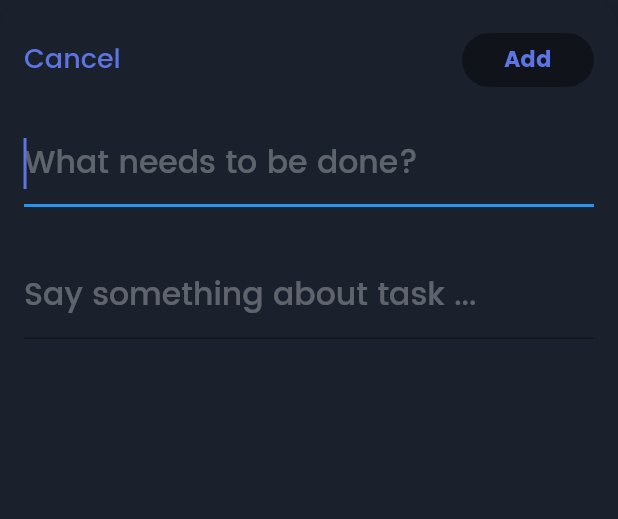
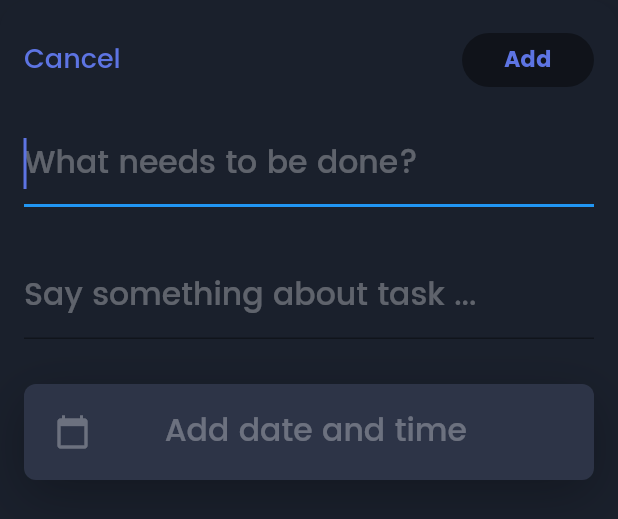
Before and after one commit to TunNandaAung/flutter-checklist, a Flutter app: the AddTodoForm widget shown alone on an empty page, opened directly with empty values, on a phone screen of 412 x 824 dp. Shown: the top 519 px of the screen. Run offline on Flutter 3.47's test engine with Material 2 defaults, Android fonts, the phone set to English and light mode, and no system bars; our stand-ins replace bloc, bubble_bottom_bar, circular_check_box, cloud_firestore, connectivity, equatable and 10 more; accounts and stored records are empty.

Commit message:
Add table_calendar ui

```diff
--- a/lib/todo/modal/add_todo_form.dart
+++ b/lib/todo/modal/add_todo_form.dart
@@ -1,5 +1,7 @@
+import 'package:checklist/todo/modal/calendar_modal.dart';
 import 'package:checklist/todo/todos_repository/lib/todos_barrel.dart';
 import 'package:flutter/material.dart';
+import 'package:intl/intl.dart';
 
 typedef OnSaveCallback = Function(String task, String note);
 
@@ -19,6 +21,7 @@ class AddTodoForm extends StatefulWidget {
 class _AddTodoFormState extends State<AddTodoForm> {
   String _task;
   String _note;
+  DateTime _dateTime;
 
   bool get isEditing => widget.isEditing;
 
@@ -137,6 +140,89 @@ class _AddTodoFormState extends State<AddTodoForm> {
                             ),
                           ),
                         ),
+                        SizedBox(height: 30.0),
+                        Container(
+                          width: double.infinity,
+                          height: null,
+                          decoration: BoxDecoration(
+                            color: Theme.of(context).cardColor,
+                            borderRadius: BorderRadius.circular(8),
+                            boxShadow: [
+                              BoxShadow(
+                                color: Colors.black26,
+                                offset: Offset(0, 10),
+                                blurRadius: 30,
+                              ),
+                            ],
+                          ),
+                          child: GestureDetector(
+                            onTap: () {
+                              CalendarModal(onDateSelected: (dateTime) {
+                                setState(() {
+                                  _dateTime = dateTime;
+                                });
+                              }).mainBottomSheet(context, '1');
+                            },
+                            child: Center(
+                              child: Padding(
+                                padding: EdgeInsets.symmetric(
+                                    vertical: 15.0, horizontal: 3.0),
+                                child: Row(
+                                  mainAxisAlignment:
+                                      MainAxisAlignment.spaceEvenly,
+                                  children: <Widget>[
+                                    Icon(
+                                      Icons.calendar_today,
+                                      color: _dateTime == null
+                                          ? Theme.of(context).hintColor
+                                          : Theme.of(context).dividerColor,
+                                    ),
+                                    SizedBox(width: 15.0),
+                                    _dateTime == null
+                                        ? Text(
+                                            'Add date and time',
+                                            style: Theme.of(context)
+                                                .inputDecorationTheme
+                                                .hintStyle,
+                                          )
+                                        : Text(
+                                            DateFormat('EEE d MMM hh:mm:ss a')
+                                                .format(_dateTime.toLocal()),
+                                            style: Theme.of(context)
+                                                .textTheme
+                                                .display4,
+                                          ),
+                                    SizedBox(width: 30.0),
+                                    _dateTime != null
+                                        ? Container(
+                                            width: 23.0,
+                                            height: 23.0,
+                                            decoration: BoxDecoration(
+                                              color:
+                                                  Theme.of(context).hintColor,
+                                              shape: BoxShape.circle,
+                                            ),
+                                            child: RawMaterialButton(
+                                              shape: CircleBorder(),
+                                              child: Icon(
+                                                Icons.close,
+                                                size: 20.0,
+                                                color: Colors.white,
+                                              ),
+                                              onPressed: () {
+                                                setState(() {
+                                                  _dateTime = null;
+                                                });
+                                              },
+                                            ),
+                                          )
+                                        : Container()
+                                  ],
+                                ),
+                              ),
+                            ),
+                          ),
+                        ),
                         SizedBox(
                           height: 35,
                         ),
--- /dev/null
+++ b/lib/todo/modal/calendar_modal.dart
@@ -0,0 +1,20 @@
+import 'package:checklist/todo/modal/calendar_form.dart';
+import 'package:flutter/material.dart';
+
+typedef OnSaveCallback = Function(String task, String note);
+
+class CalendarModal {
+  final Function(DateTime) onDateSelected;
+  CalendarModal({this.onDateSelected});
+
+  mainBottomSheet(BuildContext context, String userId) async {
+    DateTime dateTime = await showModalBottomSheet(
+        backgroundColor: Colors.transparent,
+        context: context,
+        isScrollControlled: true,
+        builder: (BuildContext context) {
+          return CalendarForm();
+        });
+    onDateSelected(dateTime);
+  }
+}
--- a/pubspec.yaml
+++ b/pubspec.yaml
@@ -34,6 +34,7 @@ dependencies:
   flutter_svg: ^0.15.0
   connectivity: ^0.4.6+2
   table_calendar: ^2.2.2
+  intl: ^0.16.1
 
   # The following adds the Cupertino Icons font to your application.
   # Use with the CupertinoIcons class for iOS style icons.
```
Also changed, not shown: lib/todo/modal/calendar_form.dart (added, +118 -0 lines), pubspec.lock.
